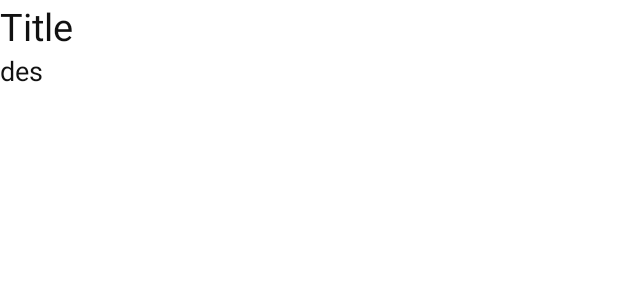
After one commit to shalishi/TPEA_Android, an Android app: the layout item_subscription.xml on its own in the app's theme, with its tools: preview values and no code run, on a phone screen of 412 x 824 dp. The commit adds this screen. Shown: the top 300 px of the screen. Run offline under Robolectric (Android 15) with nearby library versions, the phone set to English and light mode, and no system bars.

Commit message:
subscription

```diff
--- a/app/src/main/java/fr/ws/reader/ui/fragment/SubscriptionFragment.java
+++ b/app/src/main/java/fr/ws/reader/ui/fragment/SubscriptionFragment.java
@@ -11,7 +11,7 @@ import fr.ws.reader.base.BaseFragment;
 public class SubscriptionFragment extends BaseFragment {
     @Override
     protected int getLayoutId() {
-        return R.layout.fragment_blank;
+        return R.layout.fragment_subscription;
     }
 
     @Override
--- /dev/null
+++ b/app/src/main/res/layout/item_subscription.xml
@@ -0,0 +1,35 @@
+<?xml version="1.0" encoding="utf-8"?>
+<LinearLayout xmlns:android="http://schemas.android.com/apk/res/android"
+    android:layout_width="match_parent"
+    android:layout_height="match_parent"
+    xmlns:tools="http://schemas.android.com/tools">
+
+
+    <LinearLayout
+        android:layout_width="match_parent"
+        android:layout_height="match_parent"
+        android:orientation="horizontal">
+
+        <LinearLayout
+            android:layout_width="match_parent"
+            android:layout_height="match_parent"
+            android:orientation="vertical">
+
+            <TextView
+                android:id="@+id/title"
+                android:layout_width="match_parent"
+                android:layout_height="wrap_content"
+                android:text="Title"
+                android:textSize="25dp"/>
+
+            <TextView
+                android:id="@+id/link"
+                android:layout_width="match_parent"
+                android:layout_height="wrap_content"
+                android:text="des"
+                android:textSize="18dp"/>
+        </LinearLayout>
+
+    </LinearLayout>
+
+</LinearLayout>
```
Also changed, not shown: app/src/main/java/fr/ws/reader/adapter/SubscriptionAdapter.java (added, +23 -0 lines), app/src/main/java/fr/ws/reader/bean/Feed.java (added, +58 -0 lines), app/src/main/res/layout/fragment_subscription.xml (added, +32 -0 lines).
